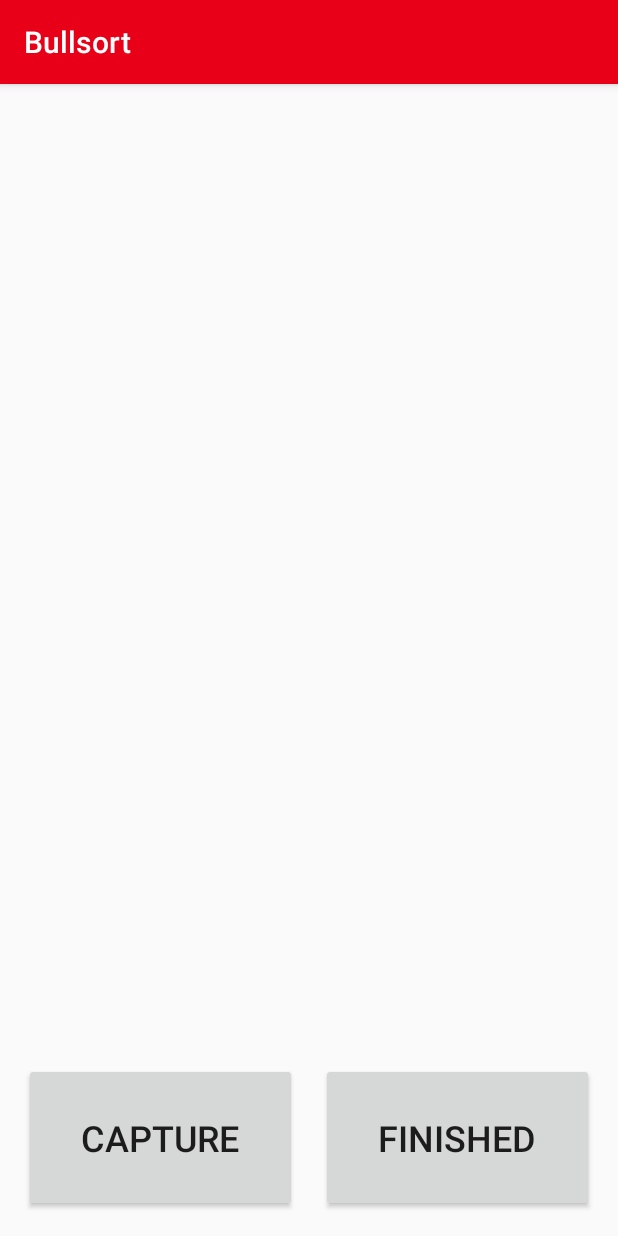
After one commit to rockyfjord/Bullsort, an Android app: the ActivityCapture screen opened directly, with no data from a screen before it, on a phone screen of 412 x 824 dp. The commit adds this screen. Run offline under Robolectric (Android 15) with nearby library versions, the phone set to English and light mode, and no system bars.

Commit message:
2nd Activity screen

```diff
--- a/app/src/main/AndroidManifest.xml
+++ b/app/src/main/AndroidManifest.xml
@@ -1,10 +1,14 @@
 <?xml version="1.0" encoding="utf-8"?>
 <manifest xmlns:android="http://schemas.android.com/apk/res/android"
     package="com.example.bullsort">
+
     <uses-permission android:name="android.permission.CAMERA" />
-    <uses-feature android:name="android.hardware.camera"
+
+    <uses-feature
+        android:name="android.hardware.camera"
         android:required="true" />
-    <uses-feature android:name="android.hardware.camera.autofocus"
+    <uses-feature
+        android:name="android.hardware.camera.autofocus"
         android:required="true" />
 
     <application
@@ -13,7 +17,7 @@
         android:label="@string/app_name"
         android:supportsRtl="true"
         android:theme="@style/AppTheme">
-
+        <activity android:name=".ActivityCapture"></activity>
         <activity android:name=".MainActivity">
             <intent-filter>
                 <action android:name="android.intent.action.MAIN" />
--- /dev/null
+++ b/app/src/main/java/com/example/bullsort/ActivityCapture.java
@@ -0,0 +1,34 @@
+package com.example.bullsort;
+
+import androidx.appcompat.app.AppCompatActivity;
+
+import android.content.ActivityNotFoundException;
+import android.content.Intent;
+import android.os.Bundle;
+import android.provider.MediaStore;
+import android.view.View;
+
+public class ActivityCapture extends AppCompatActivity {
+    static final int REQUEST_IMAGE_CAPTURE = 1;
+
+    @Override
+    protected void onCreate(Bundle savedInstanceState) {
+        super.onCreate(savedInstanceState);
+        setContentView(R.layout.activity_capture);
+    }
+
+    private void dispatchTakePictureIntent() {
+        Intent takePictureIntent = new Intent(MediaStore.ACTION_IMAGE_CAPTURE);
+        try {
+            startActivityForResult(takePictureIntent, REQUEST_IMAGE_CAPTURE);
+        } catch (ActivityNotFoundException e) {
+            // display error state to the user
+        }
+    }
+
+    /** Called when the user taps the FINISHED button */
+    public void gotoActivity(View view) {
+        Intent intent = new Intent(this, MainActivity.class);
+        startActivity(intent);
+    }
+}
--- a/app/src/main/java/com/example/bullsort/MainActivity.java
+++ b/app/src/main/java/com/example/bullsort/MainActivity.java
@@ -2,13 +2,29 @@ package com.example.bullsort;
 
 import androidx.appcompat.app.AppCompatActivity;
 
+import android.app.Activity;
+import android.content.Intent;
 import android.os.Bundle;
+import android.view.View;
+import android.widget.EditText;
 
 public class MainActivity extends AppCompatActivity {
+
 
     @Override
     protected void onCreate(Bundle savedInstanceState) {
         super.onCreate(savedInstanceState);
         setContentView(R.layout.activity_main);
     }
+
+
+    /** Called when the user taps the Capture button */
+    public void gotoActivity(View view) {
+        Intent intent = new Intent(this, ActivityCapture.class);
+        startActivity(intent);
+
+    }
+
+
+
 }
--- /dev/null
+++ b/app/src/main/res/layout/activity_capture.xml
@@ -0,0 +1,36 @@
+<?xml version="1.0" encoding="utf-8"?>
+<androidx.constraintlayout.widget.ConstraintLayout xmlns:android="http://schemas.android.com/apk/res/android"
+    xmlns:app="http://schemas.android.com/apk/res-auto"
+    xmlns:tools="http://schemas.android.com/tools"
+    android:layout_width="match_parent"
+    android:layout_height="match_parent"
+    tools:context=".ActivityCapture">
+
+    <Button
+        android:id="@+id/btnEndCamera"
+        android:layout_width="0dp"
+        android:layout_height="99dp"
+        android:layout_marginStart="8dp"
+        android:layout_marginEnd="16dp"
+        android:layout_marginBottom="16dp"
+        android:onClick="gotoActivity"
+        android:text="Finished"
+        android:textSize="24sp"
+        app:layout_constraintBottom_toBottomOf="parent"
+        app:layout_constraintEnd_toEndOf="parent"
+        app:layout_constraintStart_toEndOf="@+id/btnCapture" />
+
+    <Button
+        android:id="@+id/btnCapture"
+        android:layout_width="0dp"
+        android:layout_height="99dp"
+        android:layout_marginStart="16dp"
+        android:layout_marginEnd="8dp"
+        android:layout_marginBottom="16dp"
+        android:text="@string/capture"
+        android:textSize="24sp"
+        app:layout_constraintBottom_toBottomOf="parent"
+        app:layout_constraintEnd_toStartOf="@+id/btnEndCamera"
+        app:layout_constraintStart_toStartOf="parent" />
+
+</androidx.constraintlayout.widget.ConstraintLayout>
--- a/app/src/main/res/layout/activity_main.xml
+++ b/app/src/main/res/layout/activity_main.xml
@@ -38,6 +38,7 @@
         android:layout_marginStart="24dp"
         android:layout_marginEnd="24dp"
         android:layout_marginBottom="16dp"
+        android:onClick="gotoActivity"
         android:text="@string/capture"
         android:textSize="24sp"
         app:layout_constraintBottom_toTopOf="@+id/btnAbout"
```
